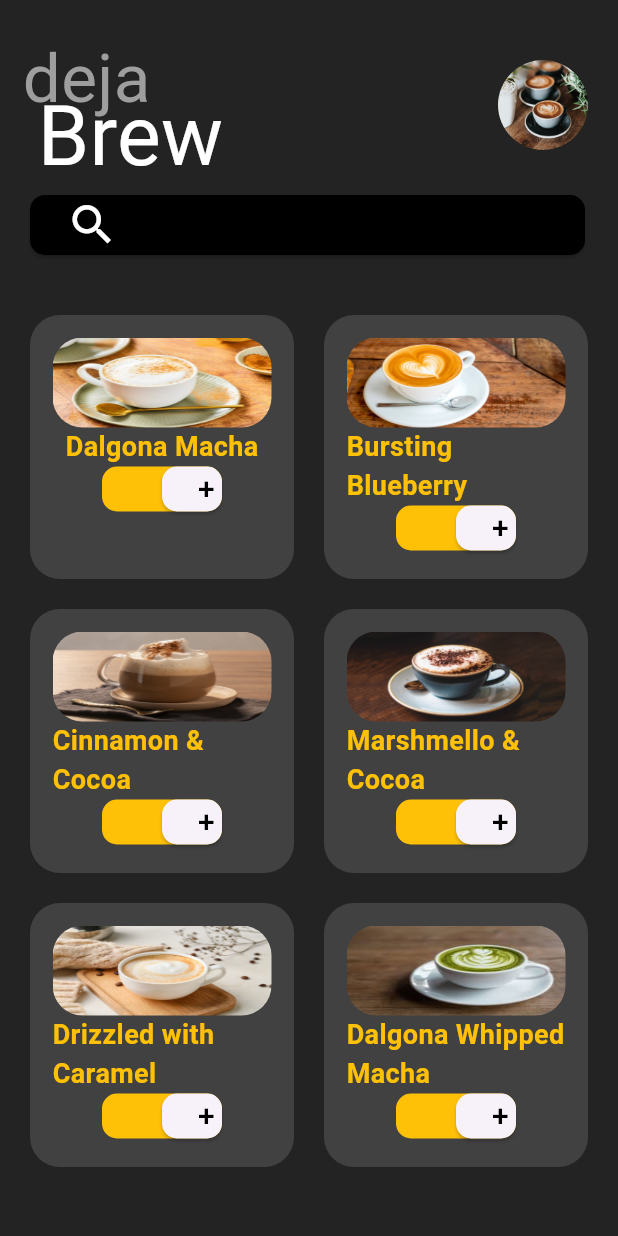
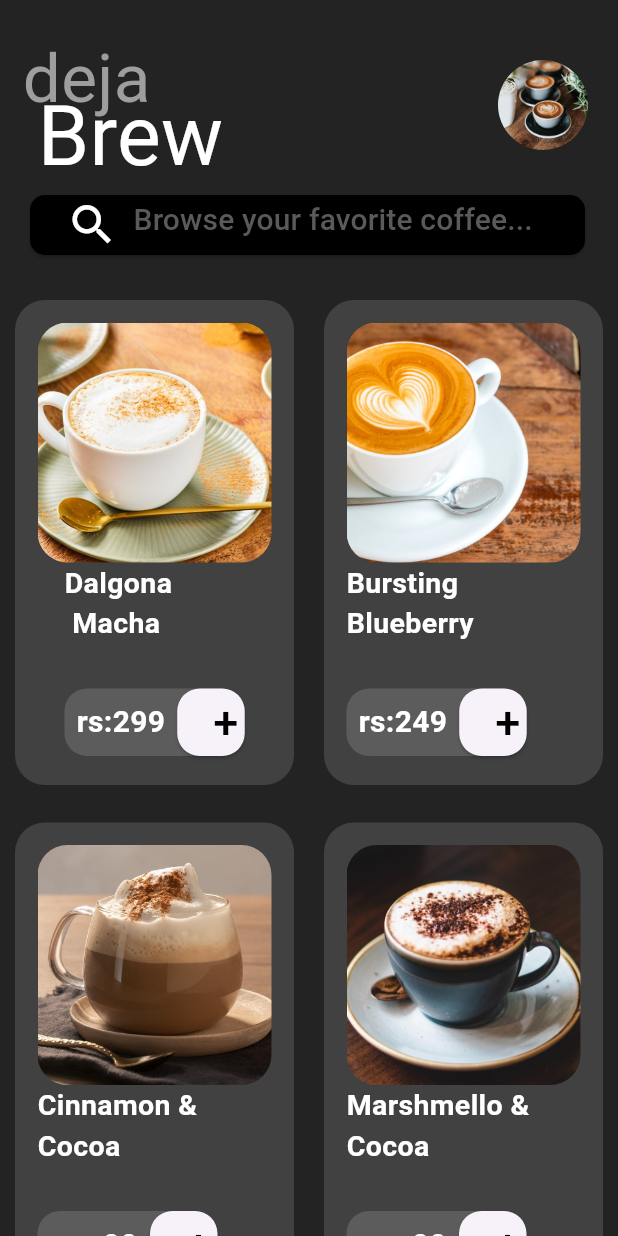
Before and after one commit to Darwynkjoy/Barista_coffee, a Flutter app: the screen it shows after launch, on a phone screen of 412 x 824 dp. Run offline on Flutter 3.47's test engine with Material 3 defaults, Android fonts, the phone set to English and light mode, and no system bars.

Commit message:
daily push

```diff
--- a/lib/homepage.dart
+++ b/lib/homepage.dart
@@ -6,7 +6,7 @@ class Homepage extends StatelessWidget{
     List <Map> imageList=[
     {
       "image":"assets/images/coffe1.jpg",
-      "name":"Dalgona Macha",
+      "name":"Dalgona \n Macha",
       "price":"rs:299"
     },
     {
@@ -85,7 +85,9 @@ class Homepage extends StatelessWidget{
                       onPressed: (){}, child: Row(
                         crossAxisAlignment: CrossAxisAlignment.start,
                         children: [
-                          Icon(Icons.search,color: Colors.white,size: 35,)
+                          Icon(Icons.search,color: Colors.white,size: 35,),
+                          SizedBox(width: 10,),
+                          Text("Browse your favorite coffee...",style: TextStyle(fontSize: 20,color: const Color.fromARGB(255, 90, 90, 90)),)
                         ],
                       )),
                   ),),
@@ -95,64 +97,68 @@ class Homepage extends StatelessWidget{
 
 
           Expanded(
-            child: Container(
-              padding: EdgeInsets.all(20),
             child: GridView.builder(
               itemCount: 6,
               gridDelegate: SliverGridDelegateWithFixedCrossAxisCount(
               crossAxisCount: 2,
-                mainAxisSpacing: 20,
-                crossAxisSpacing: 20,
+              mainAxisSpacing: 5,
+              crossAxisSpacing: 0,
+              childAspectRatio: 0.6
               ),
               itemBuilder: (context,index){
-                  return Container(
-                    height: 500,
-                    width: 250,
+                return Padding(
+                  padding: const EdgeInsets.only(left: 10.0,top: 10,right: 10,bottom: 10),
+                  child: Container(
                     padding: EdgeInsets.all(15),
                     decoration: BoxDecoration(borderRadius: BorderRadius.circular(20),color: const Color.fromARGB(255, 65, 65, 65)),
                     child: Column(
                       children: [
                         Container(
-                          height: 60,
+                          height: 160,
                           width: 170,
                             decoration: BoxDecoration(
                             borderRadius: BorderRadius.circular(20),
                             image: DecorationImage(image: AssetImage(imageList[index]["image"]),
-                            fit: BoxFit.fill
+                            fit: BoxFit.cover
                             )),
                         ),
-                        Container(
-                          child: Column(
+                        Column(
                           mainAxisAlignment: MainAxisAlignment.start,
+                          crossAxisAlignment: CrossAxisAlignment.start,
                           children: [
-                              Text(imageList[index]["name"],style: TextStyle(fontSize: 18,color: Colors.amber,fontWeight: FontWeight.bold),),
+                            Text(imageList[index]["name"],style: TextStyle(fontSize: 19,color: const Color.fromARGB(255, 255, 255, 255),fontWeight: FontWeight.bold),),
+
+                            SizedBox(height: 30,),
 
                             Container(
-                                height: 30,
-                                width: 80,
-                                decoration: BoxDecoration(borderRadius: BorderRadius.circular(10),color: Colors.amber),
+                              height: 45,
+                              width: 120,
+                              decoration: BoxDecoration(borderRadius: BorderRadius.circular(15),color: const Color.fromARGB(255, 92, 92, 92)),
                               child: Row(
                                 mainAxisAlignment: MainAxisAlignment.end,
                                 children: [
-                                    SizedBox(height: 40,width: 40,
+                                  Padding(
+                                    padding: const EdgeInsets.all(8.0),
+                                    child: Text(imageList[index]["price"],style: TextStyle(fontSize: 20,color: Colors.white,fontWeight: FontWeight.bold),),
+                                  ),
+                                  SizedBox(height: 45,width: 45,
                                   child: ElevatedButton(
                                     style: ElevatedButton.styleFrom(
-                                        shape: RoundedRectangleBorder(borderRadius: BorderRadius.circular(10))
+                                    shape: RoundedRectangleBorder(borderRadius: BorderRadius.circular(15))
                                     ),
                                     onPressed: (){},
-                                      child:Center(child: Text("+",style: TextStyle(fontSize: 20,color: Colors.black),))),
+                                    child:Center(child: Text("+",style: TextStyle(fontSize: 30,color: Colors.black),))),
                                   )
                                 ],
                               ),
                             )
                           ],
-                          ),
                         )
                       ],
                     ),
+                  ),
                 );
               }
-                ),
               ),
           ),
         ]
--- a/lib/welcome.dart
+++ b/lib/welcome.dart
@@ -13,7 +13,7 @@ class WelcomePage extends StatelessWidget{
               child: Stack(
                 children: [Container(
                   height: 700,
-                   decoration: BoxDecoration(image: DecorationImage(image: AssetImage("/home/software-11am/Desktop/darwyn/flutterapps/barista/assets/images/coffee.jpeg"),fit: BoxFit.cover))
+                   decoration: BoxDecoration(image: DecorationImage(image: AssetImage("assets/images/coffee.jpeg"),fit: BoxFit.cover))
                 ),
                 Positioned(
                   top: 600,
```
Also changed, not shown: lib/cartpage.dart (+49 -4 lines), lib/productpage.dart (+14 -2 lines). Lines whose indentation alone changed are shown as unchanged.
